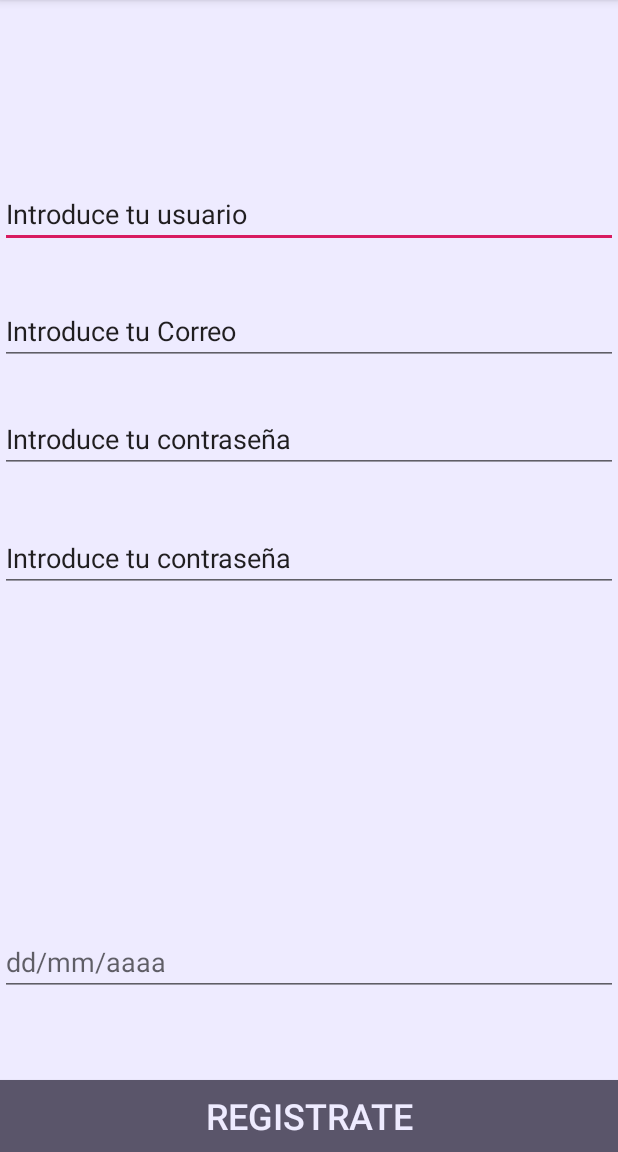
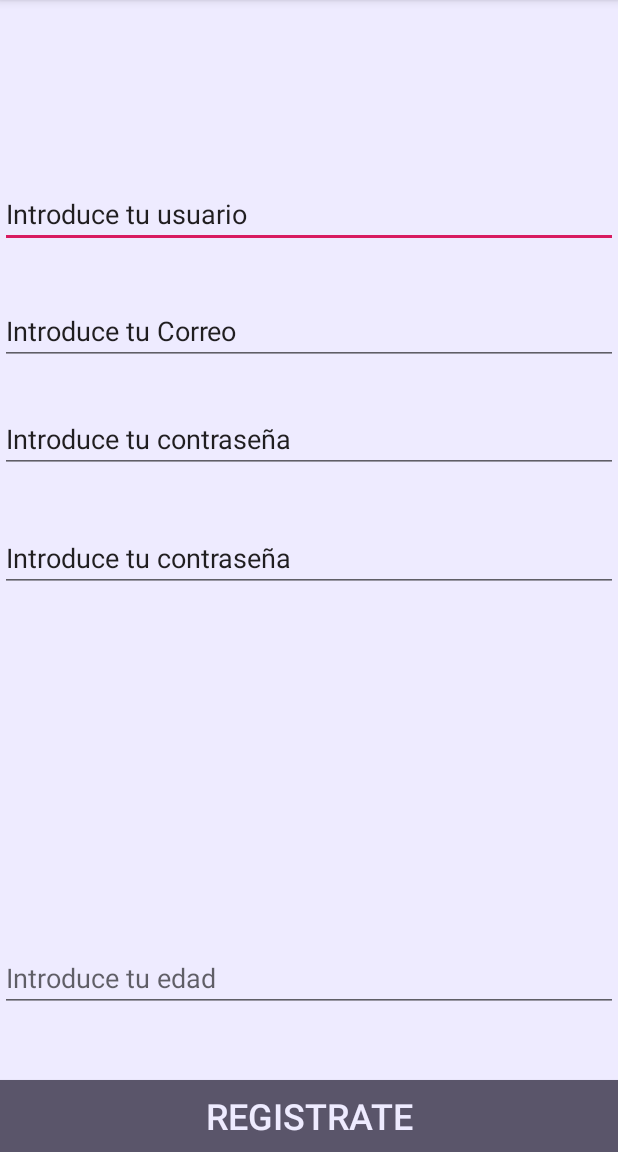
Before and after one commit to Navarro21111/BlueCompass, an Android app: the Registro screen opened directly, with no data from a screen before it, on a phone screen of 412 x 824 dp, the part 84-1236 px from its top. Run offline under Robolectric (Android 15) with nearby library versions, the phone set to English and light mode, and no system bars; our stand-ins replace Firebase (no records; nobody signed in at launch, a user with empty details on screens opened directly).

Commit message:
Ultimo cambio

```diff
--- a/app/src/main/java/com/example/a21736256/bluecompass/Registro.java
+++ b/app/src/main/java/com/example/a21736256/bluecompass/Registro.java
@@ -33,7 +33,7 @@ public class Registro extends AppCompatActivity {
     private String contrasenna;
     private String repetir;
     private String[] Compnacimiento;
-    private String nacimiento;
+    private int nacimiento;
     private FirebaseAuth fba;
     private FirebaseUser user;
     @Override
@@ -44,7 +44,7 @@ public class Registro extends AppCompatActivity {
         etCorreo = findViewById(R.id.etCorreo);
         etContrasena= findViewById(R.id.etContrasenna);
         etRepeticion = findViewById(R.id.etRepetir);
-        etNacimiento =findViewById(R.id.etNac);
+        etNacimiento =findViewById(R.id.etAnnos);
 
         fba = FirebaseAuth.getInstance();
 
@@ -74,7 +74,7 @@ public class Registro extends AppCompatActivity {
         contrasenna =etContrasena.getText().toString().trim();
         repetir =etRepeticion.getText().toString().trim();
         //Compnacimiento=etNacimiento.toString().split("/");
-        nacimiento=etNacimiento.getText().toString().trim();
+        nacimiento=Integer.parseInt(etNacimiento.getText().toString().trim());
         /*int dia=Integer.parseInt(Compnacimiento[0]);
         int mes=Integer.parseInt(Compnacimiento[1]);
         int año=Integer.parseInt(Compnacimiento[2]);
@@ -96,7 +96,7 @@ public class Registro extends AppCompatActivity {
 */
 
 
-        else if(contrasenna.equals("")||nacimiento.equals("")|| correo.equals("")||nombreUsuario.equals("")){
+        else if(contrasenna.equals("")||nacimiento==0|| correo.equals("")||nombreUsuario.equals("")){
             msj=getString(R.string.CampoVacio);
 
             //Toast.makeText(getBaseContext(),R.string.CampoVacio,Toast.LENGTH_LONG).show();
@@ -106,6 +106,10 @@ public class Registro extends AppCompatActivity {
 
             //Toast.makeText(getBaseContext(),R.string.contrDigit,Toast.LENGTH_LONG).show();
         }
+        else if(nacimiento<18){
+            msj="Para entrar a esta aplicacion tienes que ser mayor de edad";
+        }
+
         return msj;
     }
 
@@ -153,7 +157,7 @@ public class Registro extends AppCompatActivity {
                                     setValue(usuario);
 
 
-                            Intent i = new Intent(Registro.this, CrearGrupo.class);
+                            Intent i = new Intent(Registro.this, Menu.class);
                             startActivity(i);
 
 
--- a/app/src/main/res/layout/activity_registro.xml
+++ b/app/src/main/res/layout/activity_registro.xml
@@ -78,15 +78,17 @@
         android:textColorHint="@color/Violeta5" />
 
     <EditText
-        android:id="@+id/etNac"
+        android:id="@+id/etAnnos"
         android:layout_width="match_parent"
         android:layout_height="wrap_content"
         android:layout_alignParentStart="true"
+        android:layout_alignParentLeft="true"
         android:layout_alignParentBottom="true"
-        android:layout_marginBottom="104dp"
+        android:layout_marginStart="0dp"
+        android:layout_marginLeft="0dp"
+        android:layout_marginBottom="93dp"
         android:ems="10"
-        android:hint="@string/et_fecha_nacimiento"
-        android:inputType="date"
-        android:layout_alignParentLeft="true" />
+        android:hint="@string/etAnnos"
+        android:inputType="number" />
 
 </RelativeLayout>
--- a/app/src/main/res/values/strings.xml
+++ b/app/src/main/res/values/strings.xml
@@ -27,5 +27,6 @@
     <string name="msj_registrado">Usuario registrado</string>
     <string name="msj_no_registrado">Ha habido un error inesperado</string>
     <string name="title_activity_maps">Map</string>
+    <string name="etAnnos">Introduce tu edad</string>
 
 </resources>
```
Also changed, not shown: app/src/main/java/com/example/a21736256/bluecompass/CrearGrupo.java (+8 -7 lines), app/src/main/java/com/example/a21736256/bluecompass/javabean/Usuario.java (+5 -5 lines), app/src/main/res/layout/activity_crear_grupo.xml (+8 -7 lines), app/src/main/res/layout/rv_eventos.xml (added, +36 -0 lines).
